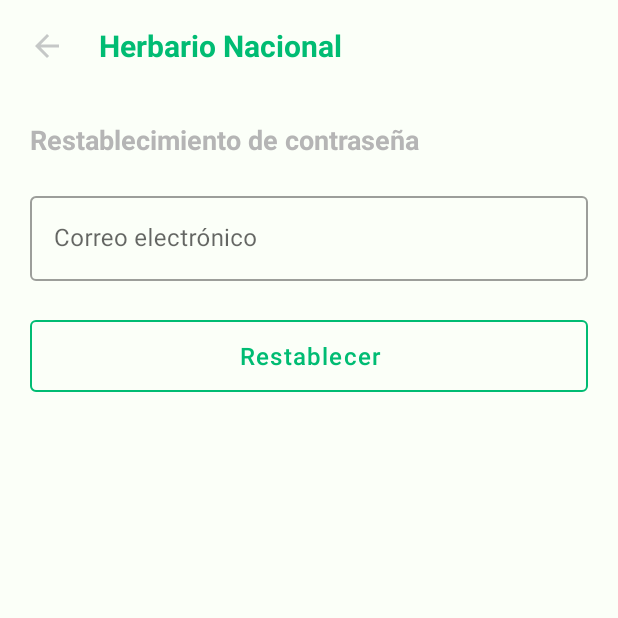
After one commit to Javen17/herbario_nacional, an Android app: the ForgottenPasswordActivity screen opened directly, with no data from a screen before it, on a phone screen of 412 x 824 dp, the top half of it. The commit adds this screen. Run offline under Robolectric (Android 15) with nearby library versions, the phone set to English and light mode, and no system bars.

Commit message:
Agregación de formulario para restablecimiento de contraseña

```diff
--- a/app/src/main/AndroidManifest.xml
+++ b/app/src/main/AndroidManifest.xml
@@ -9,7 +9,8 @@
         android:roundIcon="@mipmap/ic_launcher_round"
         android:supportsRtl="true"
         android:theme="@style/AppTheme">
-        <activity android:name=".Activities.LoginActivity"></activity>
+        <activity android:name=".Activities.ForgottenPasswordActivity"></activity>
+        <activity android:name=".Activities.LoginActivity" />
         <activity android:name=".Activities.RegisterActivity" />
         <activity
             android:name=".Activities.NoLoginActivity"
--- /dev/null
+++ b/app/src/main/java/com/example/herbario_nacional/Activities/ForgottenPasswordActivity.kt
@@ -0,0 +1,21 @@
+package com.example.herbario_nacional.Activities
+
+import android.content.Intent
+import androidx.appcompat.app.AppCompatActivity
+import android.os.Bundle
+import com.example.herbario_nacional.R
+import kotlinx.android.synthetic.main.activity_forgotten_password.*
+
+class ForgottenPasswordActivity : AppCompatActivity() {
+
+    override fun onCreate(savedInstanceState: Bundle?) {
+        super.onCreate(savedInstanceState)
+        setContentView(R.layout.activity_forgotten_password)
+
+        back_btn.setOnClickListener {
+            val intent = Intent(this@ForgottenPasswordActivity, LoginActivity::class.java)
+            startActivity(intent)
+            finish()
+        }
+    }
+}
--- a/app/src/main/java/com/example/herbario_nacional/Activities/LoginActivity.kt
+++ b/app/src/main/java/com/example/herbario_nacional/Activities/LoginActivity.kt
@@ -25,5 +25,11 @@ class LoginActivity : AppCompatActivity() {
             startActivity(intent)
             finish()
         }
+
+        forgot_password.setOnClickListener{
+            val intent = Intent(this@LoginActivity, ForgottenPasswordActivity::class.java)
+            startActivity(intent)
+            finish()
+        }
     }
 }
--- /dev/null
+++ b/app/src/main/res/layout/activity_forgotten_password.xml
@@ -0,0 +1,121 @@
+<?xml version="1.0" encoding="utf-8"?>
+<androidx.constraintlayout.widget.ConstraintLayout xmlns:android="http://schemas.android.com/apk/res/android"
+    xmlns:app="http://schemas.android.com/apk/res-auto"
+    xmlns:tools="http://schemas.android.com/tools"
+    android:layout_width="match_parent"
+    android:layout_height="match_parent"
+    tools:context=".Activities.ForgottenPasswordActivity"
+    android:background="@color/background_color"
+    android:focusableInTouchMode="true"
+    >
+
+    <LinearLayout
+        android:id="@+id/progressBarLayout"
+        android:layout_width="match_parent"
+        android:layout_height="wrap_content"
+        app:layout_constraintTop_toTopOf="parent"
+        >
+        <ProgressBar
+            style="?android:attr/progressBarStyleHorizontal"
+            android:layout_width="match_parent"
+            android:layout_height="wrap_content"
+            android:indeterminate="true"
+            android:id="@+id/progressBar"
+            android:visibility="gone"
+            />
+    </LinearLayout>
+
+    <RelativeLayout
+        android:id="@+id/back"
+        android:layout_width="match_parent"
+        android:layout_height="wrap_content"
+        app:layout_constraintTop_toBottomOf="@id/progressBarLayout"
+        android:orientation="horizontal"
+        android:paddingLeft="20dp"
+        android:paddingRight="20dp"
+        android:paddingTop="15dp"
+        android:paddingBottom="15dp"
+        >
+        <com.google.android.material.button.MaterialButton
+            android:id="@+id/back_btn"
+            android:layout_width="30dp"
+            android:layout_height="30dp"
+            style="@style/Widget.MaterialComponents.Button.UnelevatedButton"
+            app:icon="@drawable/ic_back"
+            app:iconGravity="textStart"
+            app:iconTint="@color/inactive_color"
+            app:backgroundTint="@color/transparent"
+            android:layout_alignParentStart="true"
+            android:layout_centerVertical="true"
+        />
+        <TextView
+            android:id="@+id/brand"
+            android:layout_width="wrap_content"
+            android:layout_height="wrap_content"
+            android:text="@string/app_name"
+            android:textStyle="bold"
+            android:layout_centerVertical="true"
+            android:layout_toEndOf="@id/back_btn"
+            android:layout_marginStart="16dp"
+            android:textSize="20sp"
+            android:textColor="@color/colorPrimary"
+            />
+    </RelativeLayout>
+
+    <androidx.constraintlayout.widget.ConstraintLayout
+        android:layout_width="match_parent"
+        android:layout_height="wrap_content"
+        app:layout_constraintLeft_toLeftOf="parent"
+        app:layout_constraintRight_toRightOf="parent"
+        app:layout_constraintTop_toBottomOf="@id/back"
+        android:padding="20dp"
+        >
+        <TextView
+            android:text="@string/reset_your_password"
+            android:layout_width="wrap_content"
+            android:layout_height="wrap_content"
+            android:id="@+id/forgotPassword"
+            android:textStyle="bold"
+            app:layout_constraintLeft_toLeftOf="parent"
+            app:layout_constraintTop_toTopOf="parent"
+            android:textSize="18sp"
+            android:textColor="@color/gray"
+            />
+
+        <com.google.android.material.textfield.TextInputLayout
+            android:id="@+id/emailTextInputLayout"
+            android:layout_width="match_parent"
+            android:layout_height="wrap_content"
+            android:hint="@string/email"
+            style="@style/Widget.MaterialComponents.TextInputLayout.OutlinedBox"
+            app:layout_constraintTop_toBottomOf="@id/forgotPassword"
+            android:layout_marginTop="20dp"
+            >
+
+            <com.google.android.material.textfield.TextInputEditText
+                android:id="@+id/emailInput"
+                android:layout_width="match_parent"
+                android:layout_height="wrap_content"
+                android:textSize="16sp"
+                android:inputType="textEmailAddress"
+                />
+
+        </com.google.android.material.textfield.TextInputLayout>
+
+        <com.google.android.material.button.MaterialButton
+            android:text="@string/reset"
+            android:layout_width="match_parent"
+            android:layout_height="60dp"
+            android:id="@+id/reset_btn"
+            app:layout_constraintTop_toBottomOf="@id/emailTextInputLayout"
+            style="@style/Widget.MaterialComponents.Button.OutlinedButton"
+            android:layout_marginTop="20dp"
+            android:textColor="@color/colorPrimary"
+            app:strokeColor="@color/colorPrimary"
+            android:textAllCaps="false"
+            android:textSize="16sp"
+            android:letterSpacing="0.05"
+            />
+    </androidx.constraintlayout.widget.ConstraintLayout>
+
+</androidx.constraintlayout.widget.ConstraintLayout>
--- a/app/src/main/res/layout/activity_login.xml
+++ b/app/src/main/res/layout/activity_login.xml
@@ -5,6 +5,7 @@
     android:layout_width="match_parent"
     android:layout_height="match_parent"
     tools:context=".Activities.LoginActivity"
+    android:background="@color/background_color"
     android:focusableInTouchMode="true"
     >
 
@@ -37,8 +38,8 @@
         >
         <com.google.android.material.button.MaterialButton
             android:id="@+id/back_btn"
-            android:layout_width="28dp"
-            android:layout_height="28dp"
+            android:layout_width="30dp"
+            android:layout_height="30dp"
             style="@style/Widget.MaterialComponents.Button.UnelevatedButton"
             app:icon="@drawable/ic_back"
             app:iconGravity="textStart"
@@ -97,7 +98,7 @@
                 android:textStyle="bold"
                 app:layout_constraintLeft_toLeftOf="parent"
                 app:layout_constraintTop_toTopOf="parent"
-                android:textSize="20sp"
+                android:textSize="18sp"
                 android:textColor="@color/gray"
                 />
 
@@ -160,7 +161,7 @@
             <TextView
                 android:layout_width="wrap_content"
                 android:layout_height="wrap_content"
-                android:id="@+id/forgotPassword"
+                android:id="@+id/forgot_password"
                 android:text="@string/forgotten_password"
                 app:layout_constraintTop_toBottomOf="@id/btnLogin"
                 app:layout_constraintLeft_toLeftOf="parent"
--- a/app/src/main/res/layout/activity_register.xml
+++ b/app/src/main/res/layout/activity_register.xml
@@ -5,6 +5,7 @@
     android:layout_width="match_parent"
     android:layout_height="match_parent"
     tools:context=".Activities.RegisterActivity"
+    android:background="@color/background_color"
     android:focusableInTouchMode="true"
     >
     <LinearLayout
@@ -99,7 +100,7 @@
                 android:textStyle="bold"
                 app:layout_constraintLeft_toLeftOf="parent"
                 app:layout_constraintTop_toTopOf="parent"
-                android:textSize="20sp"
+                android:textSize="18sp"
                 android:textColor="@color/gray"
             />
 
--- a/app/src/main/res/values/colors.xml
+++ b/app/src/main/res/values/colors.xml
@@ -6,6 +6,6 @@
     <color name="white">#FFFFFF</color>
     <color name="background_color">#FBFFF8</color>
     <color name="inactive_color">#C5C8C7</color>
-    <color name="gray">#989898</color>
+    <color name="gray">#b5b5b5</color>
     <color name="transparent">#00000000</color>
 </resources>
--- a/app/src/main/res/values/strings.xml
+++ b/app/src/main/res/values/strings.xml
@@ -18,5 +18,7 @@
     <string name="password">Contraseña</string>
 
     <string name="forgotten_password">¿Has olvidado tu contraseña?</string>
+    <string name="reset_your_password">Restablecimiento de contraseña</string>
+    <string name="reset">Restablecer</string>
     <string name="terms">Al crear tu cuenta, aceptas los Términos de Servicio y Políticas de Privacidad</string>
 </resources>
```
